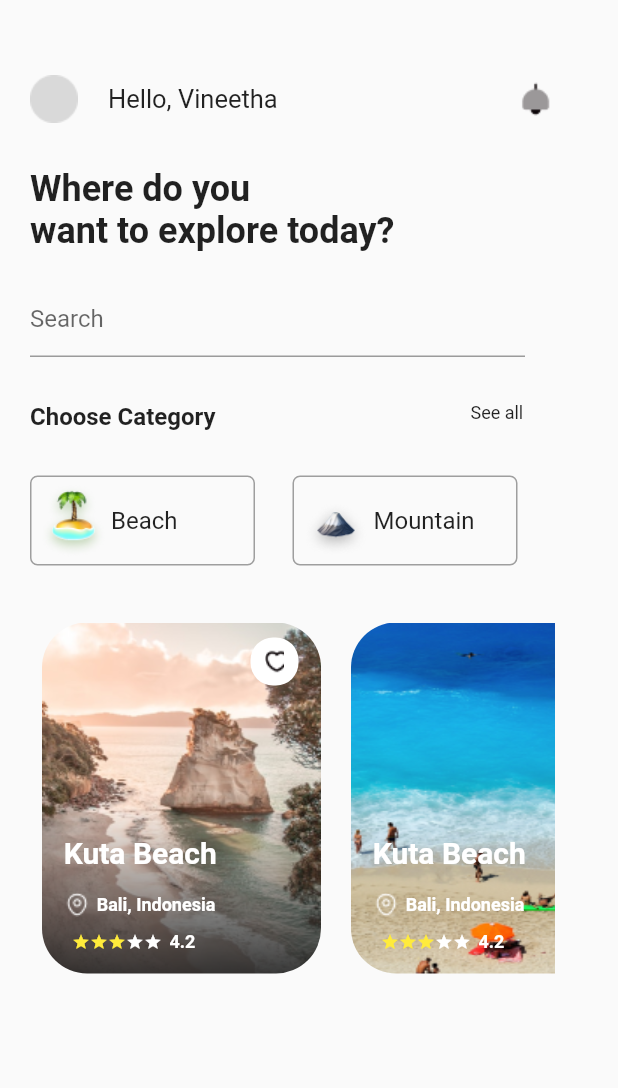
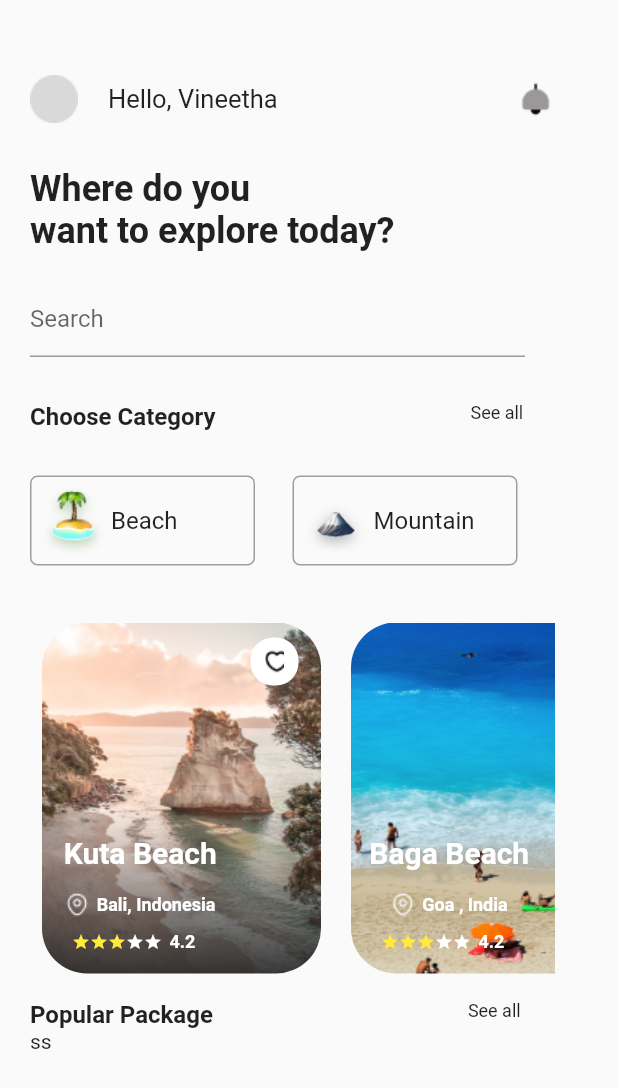
Before and after one commit to ziyad00/Travel-App, a Flutter app: the screen it shows after launch, on a phone screen of 412 x 824 dp. Shown: the top 1088 px of the screen. Run offline on Flutter 3.47's test engine with Material 2 defaults, Android fonts, the phone set to English and light mode, and no system bars.

Commit message:
finish choose place

```diff
--- a/lib/screens/home_screen.dart
+++ b/lib/screens/home_screen.dart
@@ -4,6 +4,7 @@ import 'package:flutter/src/widgets/framework.dart';
 import 'package:travel_app/widgets/ChooseCategory.dart';
 import 'package:travel_app/widgets/app_bar.dart';
 import 'package:travel_app/widgets/choose_place.dart';
+import 'package:travel_app/widgets/popular_packages.dart';
 import 'package:travel_app/widgets/seacrh.dart';
 
 class HomeScreen extends StatelessWidget {
@@ -39,6 +40,10 @@ class HomeScreen extends StatelessWidget {
                 height: 30,
               ),
               ChoosePlace(),
+              SizedBox(
+                height: 10,
+              ),
+              PopularPackages(),
             ],
           ),
         ],
--- a/lib/widgets/choose_place.dart
+++ b/lib/widgets/choose_place.dart
@@ -14,13 +14,18 @@ class ChoosePlace extends StatelessWidget {
         scrollDirection: Axis.horizontal,
         padding: const EdgeInsets.all(8),
         children: [
-          PlaceCard(imagePath: 'images/4.png'),
+          PlaceCard(
+            imagePath: 'images/4.png',
+            placeLocation: "Bali, Indonesia",
+            placeName: "Kuta Beach",
+          ),
           SizedBox(
             width: 20,
           ),
           PlaceCard(
-            imagePath: 'images/6.png',
-          ),
+              imagePath: 'images/6.png',
+              placeLocation: "Goa , India",
+              placeName: "Baga Beach"),
         ],
       ),
     );
@@ -28,10 +33,14 @@ class ChoosePlace extends StatelessWidget {
 }
 
 class PlaceCard extends StatelessWidget {
+  final String placeName;
+  final String placeLocation;
   final String imagePath;
   const PlaceCard({
     Key? key,
     required this.imagePath,
+    required this.placeName,
+    required this.placeLocation,
   }) : super(key: key);
 
   @override
@@ -69,7 +78,7 @@ class PlaceCard extends StatelessWidget {
               child: Column(
                 children: [
                   Text(
-                    "Kuta Beach",
+                    "$placeName",
                     style: TextStyle(
                         fontSize: 20,
                         color: Colors.white,
@@ -86,7 +95,7 @@ class PlaceCard extends StatelessWidget {
                         width: 5,
                       ),
                       Text(
-                        "Bali, Indonesia",
+                        "$placeLocation",
                         style: TextStyle(
                             fontSize: 12,
                             color: Colors.white,
--- /dev/null
+++ b/lib/widgets/popular_packages.dart
@@ -0,0 +1,86 @@
+import 'package:flutter/material.dart';
+
+class PopularPackages extends StatelessWidget {
+  const PopularPackages({
+    Key? key,
+  }) : super(key: key);
+
+  @override
+  Widget build(BuildContext context) {
+    return Column(
+      crossAxisAlignment: CrossAxisAlignment.start,
+      children: [
+        Row(
+          mainAxisAlignment: MainAxisAlignment.spaceAround,
+          crossAxisAlignment: CrossAxisAlignment.start,
+          children: [
+            Text(
+              "Popular Package",
+              style: TextStyle(fontSize: 16, fontWeight: FontWeight.bold),
+            ),
+            SizedBox(
+              width: 170,
+            ),
+            Text(
+              "See all",
+              style: TextStyle(
+                fontSize: 12,
+              ),
+            ),
+          ],
+        ),
+        PackagesColumn(),
+      ],
+    );
+  }
+}
+
+class PackagesColumn extends StatelessWidget {
+  const PackagesColumn({
+    Key? key,
+  }) : super(key: key);
+
+  @override
+  Widget build(BuildContext context) {
+    return SizedBox(
+      width: 40,
+      height: 50,
+      child: ListView(
+        children: [
+          Text("ss"),
+        ],
+      ),
+    );
+  }
+}
+
+class CategoryCard extends StatelessWidget {
+  final Image image;
+  final Text name;
+  const CategoryCard({
+    Key? key,
+    required this.image,
+    required this.name,
+  }) : super(key: key);
+
+  @override
+  Widget build(BuildContext context) {
+    return Container(
+      width: 150,
+      height: 60,
+      padding: EdgeInsets.fromLTRB(3, 0, 0, 0),
+      decoration: BoxDecoration(
+        border: Border.all(color: Colors.grey),
+        borderRadius: BorderRadius.all(Radius.circular(5.0)),
+      ),
+      child: Center(
+          child: Row(
+        // mainAxisAlignment: MainAxisAlignment.spaceBetween,
+        children: [
+          image,
+          name,
+        ],
+      )),
+    );
+  }
+}
```
